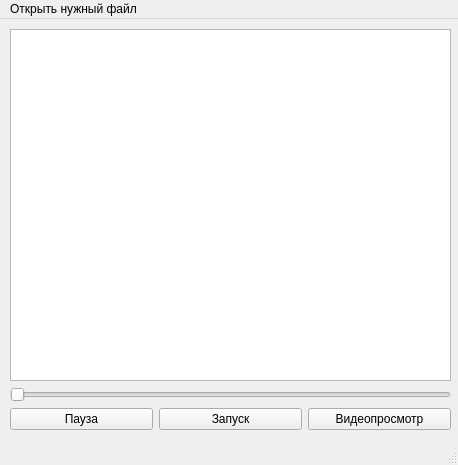
Before: the Qt Designer form ui/player.ui in kirka00/simple_downloader, drawn with Qt 5.
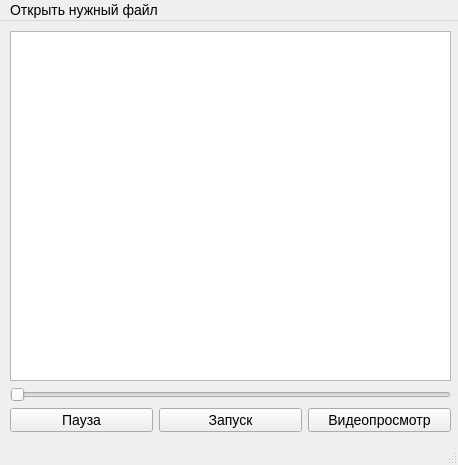
After: the same form once the commit is applied. Icons and pictures are not drawn.

Diff of the .ui file:
```diff
--- a/ui/player.ui
+++ b/ui/player.ui
@@ -13,6 +13,9 @@
   <property name="windowTitle">
    <string>MainWindow</string>
   </property>
+  <property name="styleSheet">
+   <string notr="true">font-size: 14px</string>
+  </property>
   <widget class="QWidget" name="centralwidget">
    <widget class="QWidget" name="verticalLayoutWidget">
     <property name="geometry">
@@ -108,7 +111,7 @@
      <x>0</x>
      <y>0</y>
      <width>458</width>
-     <height>26</height>
+     <height>25</height>
     </rect>
    </property>
    <widget class="QMenu" name="menu">
```
